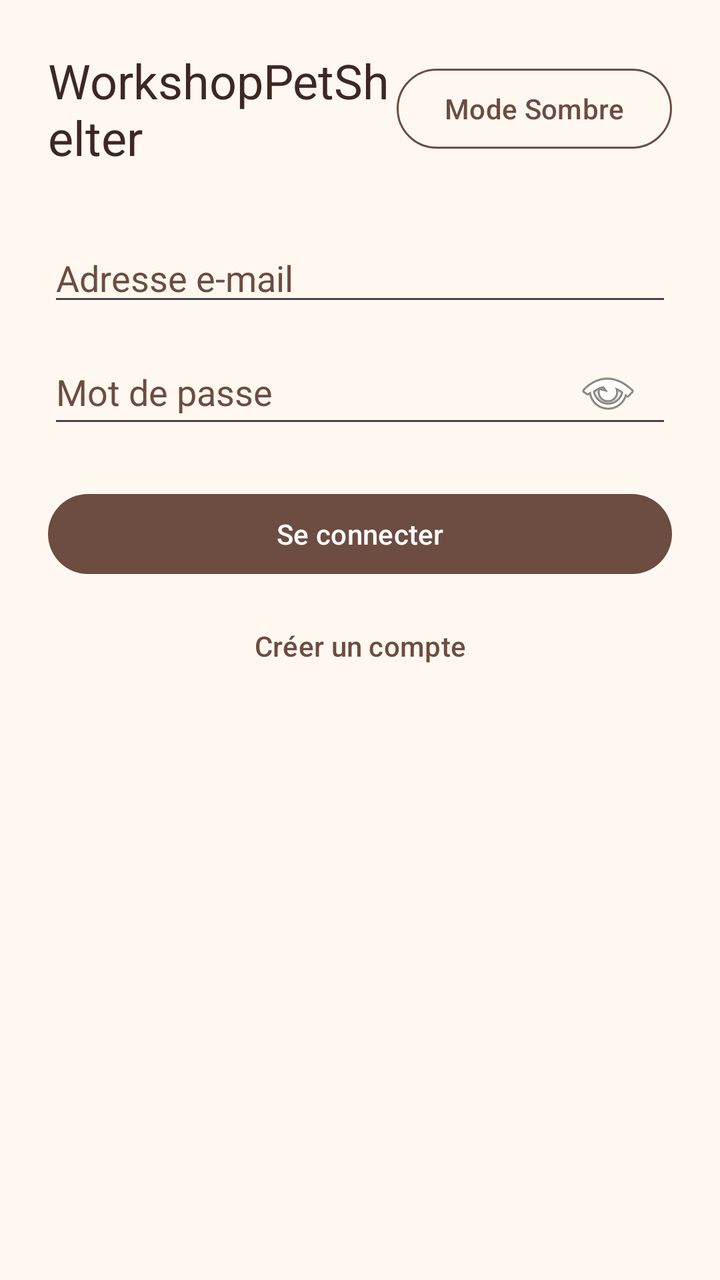
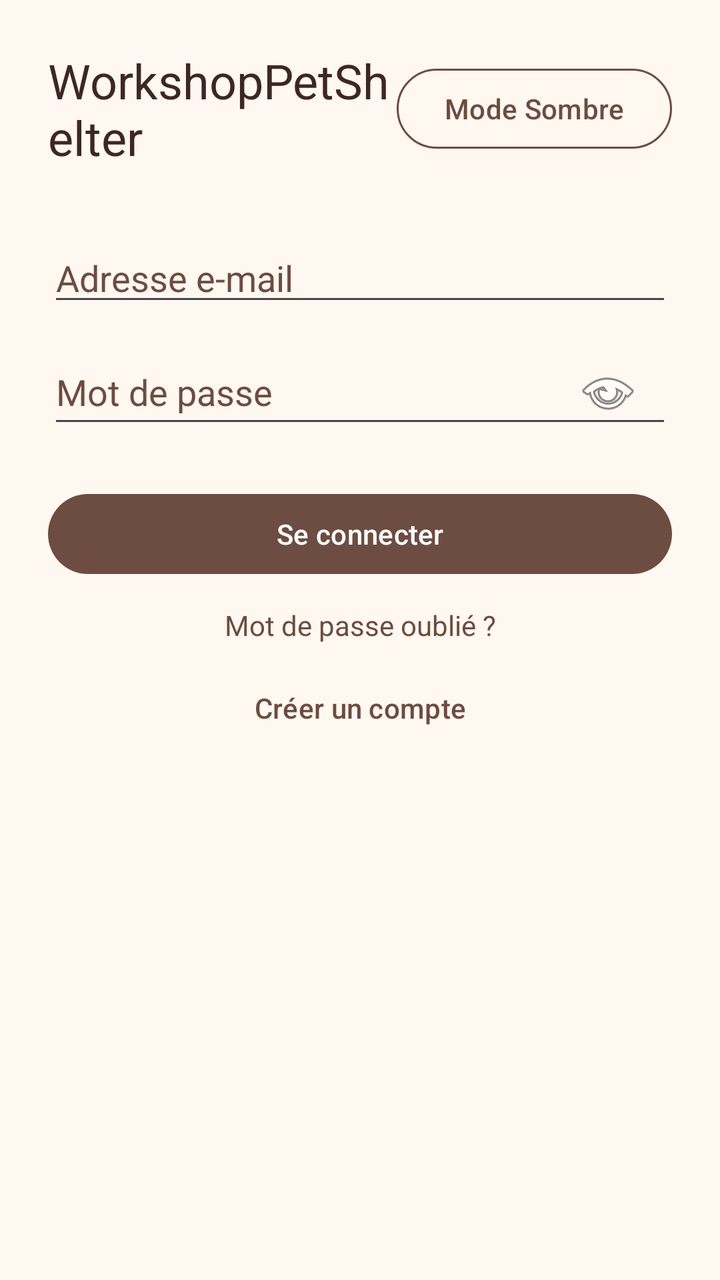

An Android layout rendered at two revisions. The XML below is the earlier revision; the diff shows what the commit changed to produce the second picture.
<!-- AndroidManifest.xml: application theme Theme.WorkshopPetShelter -->
<!-- res/layout/activity_main.xml -->
<ScrollView xmlns:android="http://schemas.android.com/apk/res/android"
    xmlns:app="http://schemas.android.com/apk/res-auto"
    android:layout_width="match_parent"
    android:layout_height="match_parent"
    android:background="@color/app_background"
    android:fillViewport="true">

    <LinearLayout
        android:layout_width="match_parent"
        android:layout_height="wrap_content"
        android:orientation="vertical"
        android:padding="24dp">

        
        <LinearLayout
            android:layout_width="match_parent"
            android:layout_height="wrap_content"
            android:gravity="center_vertical"
            android:orientation="horizontal">

            <TextView
                android:layout_width="0dp"
                android:layout_height="wrap_content"
                android:layout_weight="1"
                android:text="@string/title_main"
                android:textAppearance="?attr/textAppearanceHeadlineSmall"
                android:textColor="@color/text_primary" />

            <com.google.android.material.button.MaterialButton
                android:id="@+id/buttonToggleTheme"
                style="@style/Widget.Material3.Button.OutlinedButton"
                android:layout_width="wrap_content"
                android:layout_height="wrap_content"
                android:text="Mode Sombre"
                android:textColor="@color/accent"
                app:strokeColor="@color/accent" />

        </LinearLayout>

        
        <EditText
            android:id="@+id/etEmail"
            android:layout_width="match_parent"
            android:layout_height="wrap_content"
            android:layout_marginTop="32dp"
            android:autofillHints="emailAddress"
            android:hint="Adresse e-mail"
            android:inputType="textEmailAddress"
            android:maxLines="1"
            android:textColor="@color/text_primary"
            android:textColorHint="@color/accent" />

        <EditText
            android:id="@+id/etPassword"
            android:layout_width="match_parent"
            android:layout_height="wrap_content"
            android:layout_marginTop="12dp"
            android:autofillHints="password"
            android:hint="Mot de passe"
            android:drawableEnd="@android:drawable/ic_menu_view"
            android:inputType="textPassword"
            android:maxLines="1"
            android:paddingEnd="16dp"
            android:textColor="@color/text_primary"
            android:textColorHint="@color/accent" />

        <com.google.android.material.button.MaterialButton
            android:id="@+id/btnLogin"
            android:layout_width="match_parent"
            android:layout_height="wrap_content"
            android:layout_marginTop="24dp"
            android:text="Se connecter"
            android:textAllCaps="false"
            app:backgroundTint="@color/accent" />

        <com.google.android.material.button.MaterialButton
            android:id="@+id/btnGoRegister"
            style="@style/Widget.Material3.Button.TextButton"
            android:layout_width="match_parent"
            android:layout_height="wrap_content"
            android:layout_marginTop="8dp"
            android:text="Créer un compte"
            android:textAllCaps="false"
            android:textColor="@color/accent" />

    </LinearLayout>

</ScrollView>
<!-- resources referenced by this layout -->
<resources>
  <color name="accent">#6D4C41</color>
  <color name="app_background">#FFF8F0</color>
  <color name="text_primary">#3E2723</color>
  <string name="title_main">WorkshopPetShelter</string>
  <style name="Theme.WorkshopPetShelter" parent="Theme.Material3.DayNight.NoActionBar" />
</resources>

<!-- the commit's change to res/layout/activity_main.xml (unified diff, before → after) -->
@@ -73,6 +73,20 @@
             android:textAllCaps="false"
             app:backgroundTint="@color/accent" />
 
+        
+        <TextView
+            android:id="@+id/tvForgotPassword"
+            android:layout_width="match_parent"
+            android:layout_height="wrap_content"
+            android:layout_marginTop="12dp"
+            android:clickable="true"
+            android:focusable="true"
+            android:gravity="center"
+            android:text="Mot de passe oublié ?"
+            android:textAlignment="center"
+            android:textColor="@color/accent"
+            android:textSize="14sp" />
+
         <com.google.android.material.button.MaterialButton
             android:id="@+id/btnGoRegister"
             style="@style/Widget.Material3.Button.TextButton"
